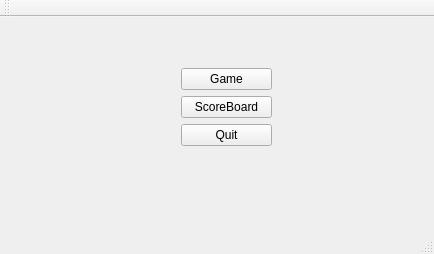
The window that src/mainwindow.ui (AlexSze/comp2012h-spaceinvader) describes before a commit, drawn with Qt 5.
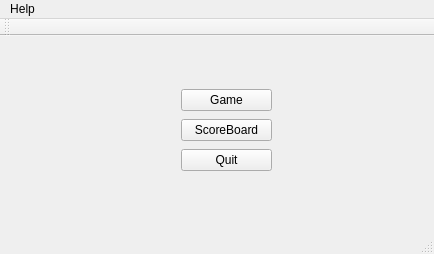
The same window after the commit.

Patch:
```diff
--- a/src/mainwindow.ui
+++ b/src/mainwindow.ui
@@ -14,13 +14,13 @@
    <string>MainWindow</string>
   </property>
   <widget class="QWidget" name="centralWidget">
-   <widget class="QWidget" name="">
+   <widget class="QWidget" name="layoutWidget">
     <property name="geometry">
      <rect>
       <x>170</x>
       <y>40</y>
       <width>113</width>
-      <height>100</height>
+      <height>109</height>
      </rect>
     </property>
     <layout class="QVBoxLayout" name="verticalLayout">
@@ -54,9 +54,16 @@
      <x>0</x>
      <y>0</y>
      <width>434</width>
-     <height>22</height>
+     <height>27</height>
     </rect>
    </property>
+   <widget class="QMenu" name="menuHelp">
+    <property name="title">
+     <string>Help</string>
+    </property>
+    <addaction name="actionAbout"/>
+   </widget>
+   <addaction name="menuHelp"/>
   </widget>
   <widget class="QToolBar" name="mainToolBar">
    <attribute name="toolBarArea">
```
Left out of the diff: 11 changed lines with no effect on the pictures.
